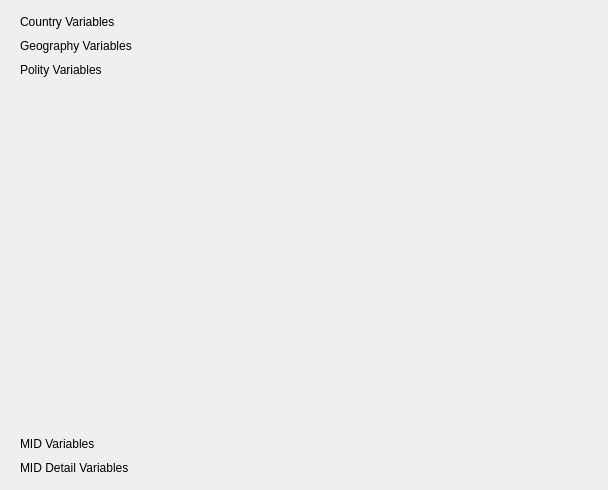
First picture: the form in NewGeneUI/NewGene/CreateOutput/SelectVariables/Variables/newgenevariables.ui, repository daniel347x/newgene, before the edit.
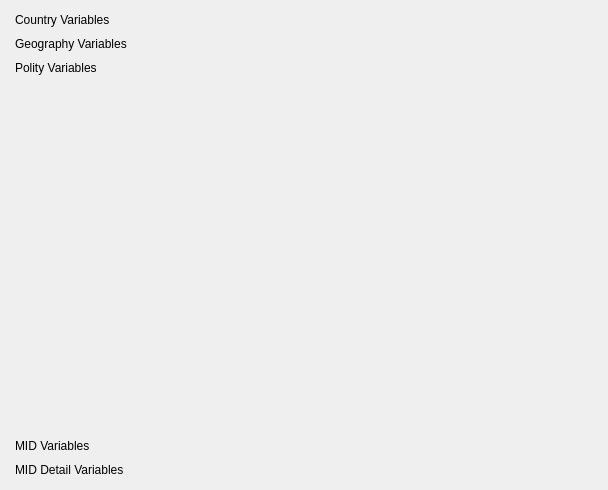
Second picture: the form after the edit. The open tabs and pages were chosen to show the change.

Commit message: Splitter divider bar now correct height. Improve spacing inside tab group.

Patch:
```diff
--- a/NewGeneUI/NewGene/CreateOutput/SelectVariables/Variables/newgenevariables.ui
+++ b/NewGeneUI/NewGene/CreateOutput/SelectVariables/Variables/newgenevariables.ui
@@ -14,6 +14,18 @@
    <string>Form</string>
   </property>
   <layout class="QGridLayout" name="gridLayout">
+   <property name="leftMargin">
+    <number>6</number>
+   </property>
+   <property name="topMargin">
+    <number>9</number>
+   </property>
+   <property name="rightMargin">
+    <number>6</number>
+   </property>
+   <property name="bottomMargin">
+    <number>9</number>
+   </property>
    <item row="0" column="0">
     <widget class="QToolBox" name="toolBox">
      <property name="styleSheet">
@@ -62,6 +74,14 @@
       </attribute>
      </widget>
      <widget class="QWidget" name="page_3">
+      <property name="geometry">
+       <rect>
+        <x>0</x>
+        <y>0</y>
+        <width>596</width>
+        <height>366</height>
+       </rect>
+      </property>
       <attribute name="label">
        <string>Polity Variables</string>
       </attribute>
```
Left out of the diff: 22 changed lines with no effect on the pictures. The commit also changes 2 other files.
